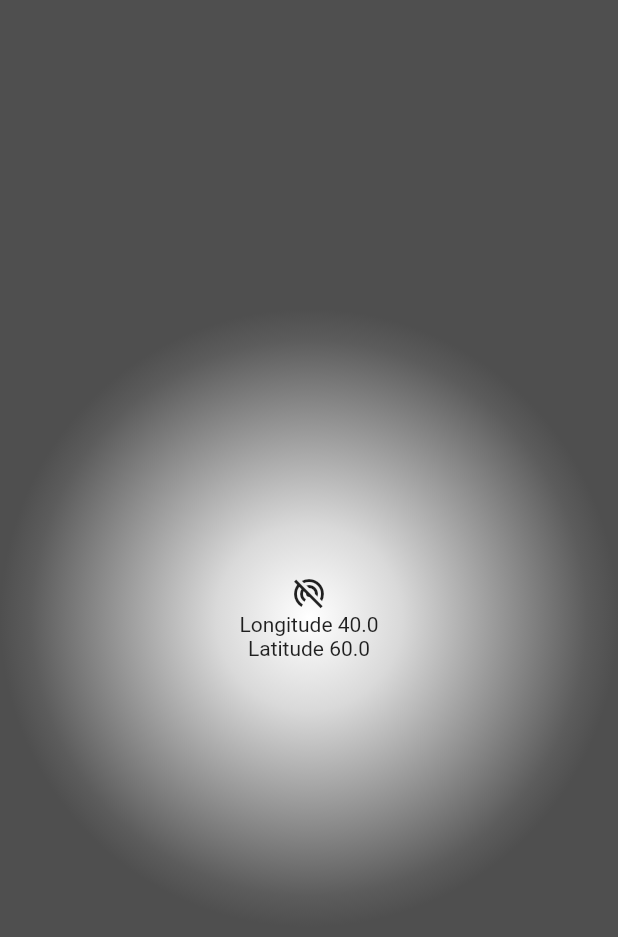
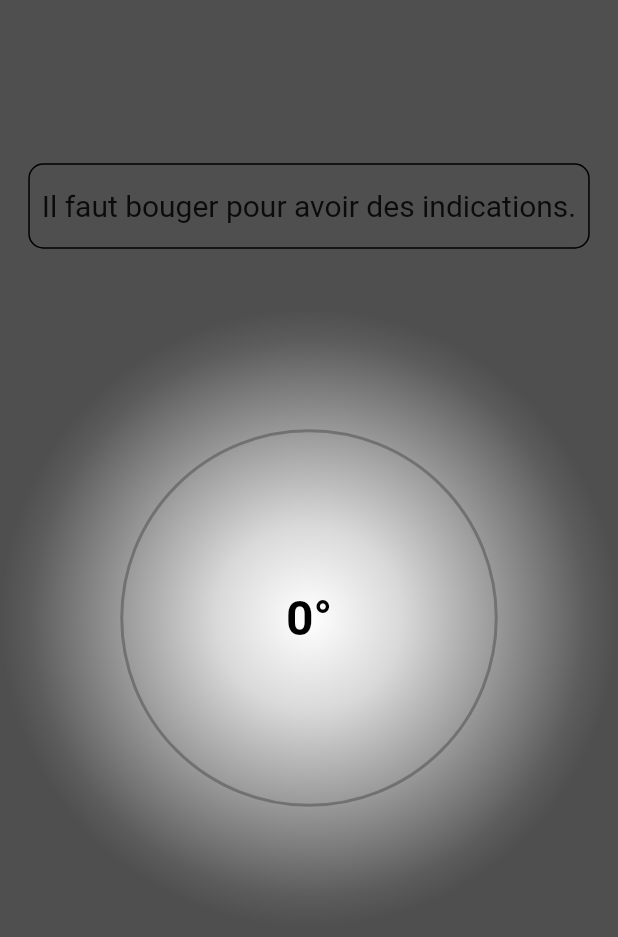
Before and after one commit to Jpec57/hot_and_cold, a Flutter app: the screen it shows after launch, on a phone screen of 412 x 824 dp. Shown: the top 937 px of the screen. Run offline on Flutter 3.47's test engine with Material 2 defaults, Android fonts, the phone set to English and light mode, and no system bars; our stand-ins replace bloc, equatable, flutter_bloc, flutter_compass, geolocator, get and 1 more; generated files the repository leaves out were written again; statements that could not run were skipped.

Commit message:
Need my math back

```diff
--- a/lib/pages/home/home_view.dart
+++ b/lib/pages/home/home_view.dart
@@ -3,6 +3,8 @@ import 'package:flutter/material.dart';
 import 'package:flutter_bloc/flutter_bloc.dart';
 import 'package:geolocator/geolocator.dart';
 import 'package:hot_and_cold/pages/home/bloc/geolocalisation_bloc.dart';
+import 'package:hot_and_cold/pages/home/congratulation_view.dart';
+import 'package:hot_and_cold/widgets/compass.dart';
 
 class HomeView extends StatelessWidget {
   @override
@@ -65,8 +67,8 @@ class __HomeScreenState extends State<_HomeScreen> {
 
     positionStream = Geolocator.getPositionStream(desiredAccuracy: LocationAccuracy.best).listen(
             (Position position) {
-          print(position == null ? 'Unknown' : position.latitude.toString() + ', ' + position.longitude.toString());
-          print("EVENT ! ");
+//          print(position == null ? 'Unknown' : position.latitude.toString() + ', ' + position.longitude.toString());
+  //        print("EVENT ! ");
 
           context.read<GeolocalisationBloc>().add(
               PositionChanged(
@@ -94,6 +96,13 @@ class __HomeScreenState extends State<_HomeScreen> {
     }
   }
 
+  String _getIndicationAccordingToStatus(GeolocalisationStatus status){
+    if (status == GeolocalisationStatus.idle){
+      return "Il faut bouger pour avoir des indications.";
+    }
+    return status == GeolocalisationStatus.isGettingCloser ? "Tu chauffes !": "Tu refroidis...";
+  }
+
   @override
   Widget build(BuildContext context) {
     return BlocListener<GeolocalisationBloc, GeolocalisationState>(
@@ -106,24 +115,53 @@ class __HomeScreenState extends State<_HomeScreen> {
         buildWhen: (previous, current) => previous.status != current.status,
         builder: (context, state) {
           if (state.status == GeolocalisationStatus.arrived){
-            return Center(
-              child: Container(
-                child: Text("おめでとう"),
-              ),
-            );
+            return CongratulationView();
           }
           return AnimatedContainer(
             duration: Duration(seconds: 1),
             decoration: BoxDecoration(
                 gradient: _getGradientAccordingToStatus(state.status)),
+            child: SafeArea(
               child: Column(
-              mainAxisAlignment: MainAxisAlignment.center,
+                //mainAxisAlignment: MainAxisAlignment.center,
                 crossAxisAlignment: CrossAxisAlignment.stretch,
                 children: [
-                Center(
+                  Expanded(
+                    child: Center(
                       child: Container(
+                        decoration: BoxDecoration(
+                          //color: Colors.white,
+                          border: Border.all(width: 1),
+                          borderRadius: BorderRadius.circular(10)
+                        ),
+                        child: Padding(
+                          padding: const EdgeInsets.only(left: 8.0, right: 8, top: 16, bottom: 16),
+                          child: Text(_getIndicationAccordingToStatus(state.status), textAlign: TextAlign.center, style: TextStyle(fontSize: 20),),
+                        ),
+                      ),
+                    ),
+                  ),
+                  Expanded(
+                    child: Compass(),
+                  ),
+                  Expanded(
+                    child: Container()
+                  )
+                ],
+              ),
+            ),
+          );
+        },
+      ),
+    );
+  }
+}
+/*
+Container(
                       child: Column(
+                        mainAxisSize: MainAxisSize.min,
                         children: [
+                          Compass(),
                           InkWell(
                               onTap: () {
                                 context.read<GeolocalisationBloc>().add(
@@ -136,13 +174,5 @@ class __HomeScreenState extends State<_HomeScreen> {
                           Text("Latitude ${state.currentPosition.latitude}"),
                         ],
                       ),
-                  ),
-                ),
-              ],
-            ),
-          );
-        },
-      ),
-    );
-  }
-}
+                    )
+ */
--- /dev/null
+++ b/lib/widgets/compass.dart
@@ -0,0 +1,82 @@
+import 'dart:math';
+
+import 'package:flutter/material.dart';
+import 'package:flutter_compass/flutter_compass.dart';
+
+class Compass extends StatefulWidget {
+
+  Compass({Key key}) : super(key: key);
+
+  @override
+  _CompassState createState() => _CompassState();
+}
+
+class _CompassState extends State<Compass> {
+
+  double _heading = 0;
+
+  String get _readout => _heading.toStringAsFixed(0) + '°';
+
+  @override
+  void initState() {
+
+    super.initState();
+    FlutterCompass.events.listen((double x){
+      setState(() { _heading = x; });
+      print("NEW HEADING $x");
+    });
+  }
+
+  final TextStyle _style = TextStyle(
+    color: Colors.black,
+    fontSize: 32,
+    fontWeight: FontWeight.bold,
+  );
+
+  @override
+  Widget build(BuildContext context) {
+
+    return CustomPaint(
+        foregroundPainter: CompassPainter(angle: _heading),
+        child: Center(child: Text(_readout, style: _style))
+    );
+  }
+}
+
+class CompassPainter extends CustomPainter {
+
+  CompassPainter({ @required this.angle }) : super();
+
+  final double angle;
+  double get rotation => -2 * pi * (angle / 360);
+
+  Paint get _brush => new Paint()
+    ..style = PaintingStyle.stroke
+    ..strokeWidth = 2.0;
+
+  @override
+  void paint(Canvas canvas, Size size) {
+
+    Paint circle = _brush
+      ..color = Colors.black26;
+
+    Paint needle = _brush
+      ..color = Colors.redAccent
+      ..strokeWidth = 2;
+
+    double radius = min(size.width / 2.2, size.height / 2.2);
+    Offset center = Offset(size.width / 2, size.height / 2);
+    Offset start = Offset.lerp(Offset(center.dx, radius), center, .4);
+    Offset end = Offset.lerp(Offset(center.dx, radius), center, 0.1);
+
+    print("Start $start End $end");
+    canvas.translate(center.dx, center.dy);
+    canvas.rotate(rotation);
+    canvas.translate(-center.dx, -center.dy);
+    //canvas.drawLine(start, end, needle);
+    canvas.drawCircle(center, radius, circle);
+  }
+
+  @override
+  bool shouldRepaint(CustomPainter oldDelegate) => true;
+}
--- a/pubspec.yaml
+++ b/pubspec.yaml
@@ -48,6 +48,9 @@ dependencies:
   equatable: ^1.2.6
   permission_handler: ^5.1.0+2
   geolocator: ^6.2.0
+  ## PROJECT
+  flutter_compass: '^0.4.3'
+
 
   #cloud_firestore: ^0.12.9+5
   #firebase_analytics: ^5.0.2
```
Also changed, not shown: lib/pages/home/bloc/geolocalisation_bloc.dart (+4 -3 lines), lib/pages/home/congratulation_view.dart (added, +31 -0 lines), pubspec.lock. Lines whose indentation alone changed are shown as unchanged.
